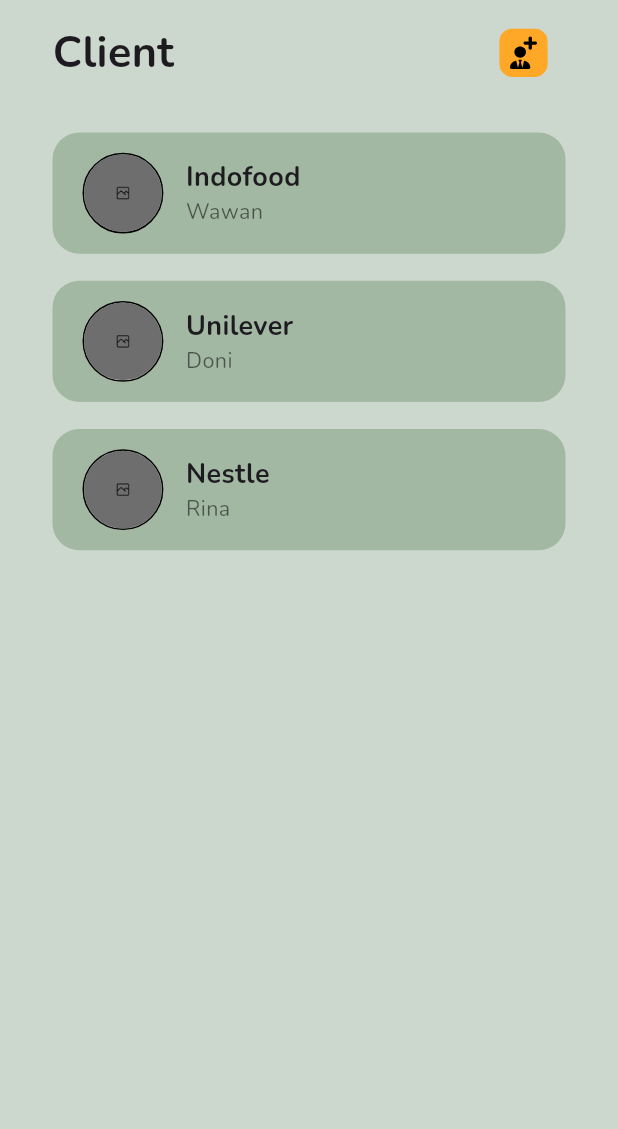
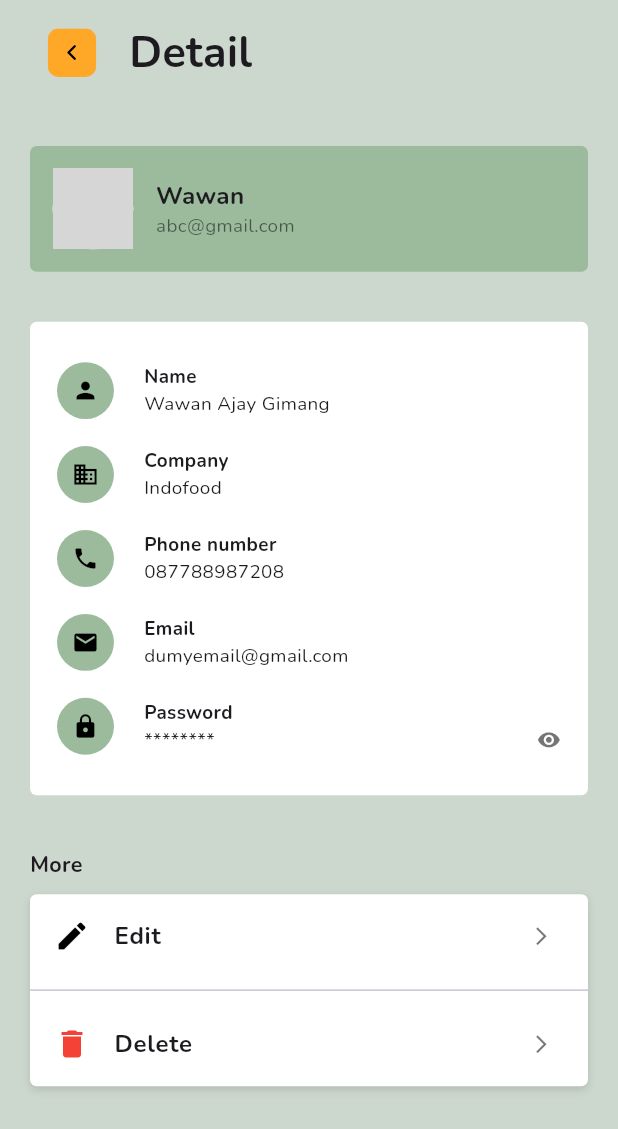
Before and after one commit to allam1768/Admin, a Flutter app: the DataClientView screen opened directly, after a tap on "Indofood", on a phone screen of 412 x 824 dp. Shown: the top 1129 px of the screen. Run offline on Flutter 3.47's test engine with Material 3 defaults, Android fonts, the phone set to English and light mode, and no system bars; our stand-ins replace fl_chart, flutter_screenutil, flutter_svg, get, google_fonts, image_picker and 1 more; accounts and stored records are empty; network calls fail; grey boxes are pictures that could not be loaded.

Commit message:
feat [AP]:slicing account client screen

```diff
--- /dev/null
+++ b/lib/app/global component/ButtonEdit&Delete_account.dart
@@ -0,0 +1,60 @@
+import 'package:flutter/material.dart';
+import 'package:flutter_screenutil/flutter_screenutil.dart';
+
+class ActionButtons extends StatelessWidget {
+  final VoidCallback onEdit;
+  final VoidCallback onDelete;
+
+  const ActionButtons({
+    super.key,
+    required this.onEdit,
+    required this.onDelete,
+  });
+
+  @override
+  Widget build(BuildContext context) {
+    return Padding(
+      padding: EdgeInsets.symmetric(horizontal: 0, vertical: 20.h),
+      child: Column(
+        crossAxisAlignment: CrossAxisAlignment.start,
+        children: [
+          Text(
+            "More",
+            style: TextStyle(fontSize: 16.sp, fontWeight: FontWeight.bold),
+          ),
+          SizedBox(height: 10.h),
+          Container(
+            decoration: BoxDecoration(
+              color: Colors.white,
+              borderRadius: BorderRadius.circular(5.r),
+              boxShadow: [
+                BoxShadow(
+                  color: Colors.black12,
+                  blurRadius: 4,
+                  offset: Offset(0, 2),
+                ),
+              ],
+            ),
+            child: Column(
+              children: [
+                ListTile(
+                  leading: Icon(Icons.edit, color: Colors.black),
+                  title: Text("Edit", style: TextStyle(fontWeight: FontWeight.bold)),
+                  trailing: Icon(Icons.arrow_forward_ios, size: 16.sp, color: Colors.black54),
+                  onTap: onEdit,
+                ),
+                Divider(),
+                ListTile(
+                  leading: Icon(Icons.delete, color: Colors.red),
+                  title: Text("Delete", style: TextStyle(fontWeight: FontWeight.bold)),
+                  trailing: Icon(Icons.arrow_forward_ios, size: 16.sp, color: Colors.black54),
+                  onTap: onDelete,
+                ),
+              ],
+            ),
+          ),
+        ],
+      ),
+    );
+  }
+}
--- a/lib/app/global component/app_bar.dart
+++ b/lib/app/global component/app_bar.dart
@@ -20,7 +20,7 @@ class CustomAppBar extends StatelessWidget {
   @override
   Widget build(BuildContext context) {
     return Padding(
-      padding: EdgeInsets.symmetric(horizontal: 35.w, vertical: 10.h),
+      padding: EdgeInsets.symmetric(horizontal: 20.w, vertical: 10.h),
       child: Row(
         children: [
           // Back Button (Bisa di-hide)
--- /dev/null
+++ b/lib/app/pages/Account Client/Widgets/InfoCard.dart
@@ -0,0 +1,51 @@
+import 'package:flutter/material.dart';
+import 'package:flutter_screenutil/flutter_screenutil.dart';
+
+class UserInfoCard extends StatelessWidget {
+  final String name;
+  final String email;
+  final String imagePath; // Bisa dari assets atau URL
+
+  const UserInfoCard({
+    super.key,
+    required this.name,
+    required this.email,
+    required this.imagePath,
+  });
+
+  @override
+  Widget build(BuildContext context) {
+    return Container(
+      padding: EdgeInsets.all(15.w),
+      decoration: BoxDecoration(
+        color: Color(0xFF9BBB9C),
+        borderRadius: BorderRadius.circular(5.r),
+      ),
+      child: Row(
+        children: [
+          CircleAvatar(
+            radius: 30.r,
+            backgroundColor: Colors.white,
+            backgroundImage: imagePath.contains("http")
+                ? NetworkImage(imagePath)
+                : AssetImage(imagePath) as ImageProvider,
+          ),
+          SizedBox(width: 15.w),
+          Column(
+            crossAxisAlignment: CrossAxisAlignment.start,
+            children: [
+              Text(
+                name,
+                style: TextStyle(fontSize: 18.sp, fontWeight: FontWeight.bold),
+              ),
+              Text(
+                email,
+                style: TextStyle(fontSize: 14.sp, color: Colors.black54),
+              ),
+            ],
+          ),
+        ],
+      ),
+    );
+  }
+}
--- /dev/null
+++ b/lib/app/pages/Account Client/Widgets/InfoTile.dart
@@ -0,0 +1,73 @@
+import 'package:flutter/material.dart';
+import 'package:flutter_screenutil/flutter_screenutil.dart';
+import 'package:get/get.dart';
+
+class InfoTile extends StatelessWidget {
+  final IconData icon;
+  final String title;
+  final String value;
+  final bool isPassword;
+  final VoidCallback? onTogglePassword;
+
+  const InfoTile({
+    super.key,
+    required this.icon,
+    required this.title,
+    required this.value,
+    this.isPassword = false,
+    this.onTogglePassword,
+  });
+
+  @override
+  Widget build(BuildContext context) {
+    return Padding(
+      padding: EdgeInsets.symmetric(vertical: 10.h),
+      child: Row(
+        children: [
+          Container(
+            padding: EdgeInsets.all(10.w),
+            decoration: const BoxDecoration(
+              color: Color(0xFF9BBB9C),
+              shape: BoxShape.circle,
+            ),
+            child: Icon(icon, color: Colors.black, size: 20.sp),
+          ),
+          SizedBox(width: 20.w),
+          Expanded(
+            child: Column(
+              crossAxisAlignment: CrossAxisAlignment.start,
+              children: [
+                Text(
+                  title,
+                  style: TextStyle(fontSize: 14.sp, fontWeight: FontWeight.bold),
+                ),
+                Row(
+                  children: [
+                    Expanded(
+                      child: Text(
+                        value,
+                        style: TextStyle(fontSize: 14.sp),
+                        overflow: TextOverflow.ellipsis,
+                      ),
+                    ),
+                    if (isPassword && onTogglePassword != null) ...[
+                      SizedBox(width: 10.w),
+                      GestureDetector(
+                        onTap: onTogglePassword,
+                        child: Icon(
+                          value == "********" ? Icons.visibility : Icons.visibility_off,
+                          size: 18.sp,
+                          color: Colors.black54,
+                        ),
+                      ),
+                    ],
+                  ],
+                ),
+              ],
+            ),
+          ),
+        ],
+      ),
+    );
+  }
+}
--- /dev/null
+++ b/lib/app/pages/Account Client/account_client_binding.dart
@@ -0,0 +1,9 @@
+import 'package:get/get.dart';
+import 'account_client_controller.dart';
+
+class AccountClientBinding extends Bindings {
+  @override
+  void dependencies() {
+    Get.put(AccountClientController());
+  }
+}
--- /dev/null
+++ b/lib/app/pages/Account Client/account_client_controller.dart
@@ -0,0 +1,18 @@
+import 'package:get/get.dart';
+
+class AccountClientController extends GetxController {
+  // Data user
+  final userName = "Wawan".obs;
+  final userEmail = "abc@gmail.com".obs;
+  final fullName = "Wawan Ajay Gimang".obs;
+  final company = "Indofood".obs;
+  final phoneNumber = "087788987208".obs;
+  final password = "**********".obs;
+
+  // Status visibilitas password
+  final isPasswordVisible = false.obs;
+
+  void togglePasswordVisibility() {
+    isPasswordVisible.value = !isPasswordVisible.value;
+  }
+}
--- /dev/null
+++ b/lib/app/pages/Account Client/account_client_view.dart
@@ -0,0 +1,84 @@
+import 'package:flutter/material.dart';
+import 'package:flutter_screenutil/flutter_screenutil.dart';
+import 'package:get/get.dart';
+
+import '../../global component/app_bar.dart';
+import '../../global component/ButtonEdit&Delete_account.dart';
+import 'Widgets/InfoCard.dart';
+import 'Widgets/InfoTile.dart';
+import 'account_client_controller.dart';
+
+class AccountClientView extends StatelessWidget {
+  AccountClientView({super.key});
+
+  final controller = Get.find<AccountClientController>();
+
+  @override
+  Widget build(BuildContext context) {
+    return Scaffold(
+      backgroundColor: const Color(0xFFCCD7CD),
+      body: SafeArea(
+        child: Column(
+          crossAxisAlignment: CrossAxisAlignment.start,
+          children: [
+            // AppBar
+            CustomAppBar(title: "Detail"),
+
+            Expanded(
+              child: Padding(
+                padding: EdgeInsets.symmetric(horizontal: 20.w),
+                child: Column(
+                  crossAxisAlignment: CrossAxisAlignment.start,
+                  children: [
+                    SizedBox(height: 30.h),
+
+                    // User Card
+                    UserInfoCard(
+                      name: "Wawan",
+                      email: "abc@gmail.com",
+                      imagePath: "https://example.com/profile.jpg",
+                    ),
+
+                    SizedBox(height: 37.h),
+
+                    // Detail Info
+                    Container(
+                      padding: EdgeInsets.all(18.w),
+                      decoration: BoxDecoration(
+                        color: Colors.white,
+                        borderRadius: BorderRadius.circular(5.r),
+                      ),
+                      child: Column(
+                        children: [
+                          InfoTile(icon: Icons.person, title: "Name", value: "Wawan Ajay Gimang"),
+                          InfoTile(icon: Icons.business, title: "Company", value: "Indofood"),
+                          InfoTile(icon: Icons.phone, title: "Phone number", value: "087788987208"),
+                          InfoTile(icon: Icons.email, title: "Email", value: "dumyemail@gmail.com"),
+                          Obx(() => InfoTile(
+                            icon: Icons.lock,
+                            title: "Password",
+                            value: controller.isPasswordVisible.value ? "password123" : "********",
+                            isPassword: true,
+                            onTogglePassword: controller.togglePasswordVisibility,
+                          )),
+                        ],
+                      ),
+                    ),
+
+                    SizedBox(height: 20.h),
+
+                    // Action Buttons
+                    ActionButtons(
+                      onEdit: () => print("Edit pressed"),
+                      onDelete: () => print("Delete pressed"),
+                    ),
+                  ],
+                ),
+              ),
+            ),
+          ],
+        ),
+      ),
+    );
+  }
+}
--- a/lib/app/pages/Data Client Screen/widgets/ClientCard.dart
+++ b/lib/app/pages/Data Client Screen/widgets/ClientCard.dart
@@ -18,7 +18,7 @@ class ClientCard extends StatelessWidget {
   Widget build(BuildContext context) {
     return GestureDetector(
       onTap: () {
-        Get.toNamed('/clientDetail'); // Pindah ke halaman detail klien
+        Get.toNamed('/AccountClient'); // Pindah ke halaman detail klien
       },
       child: Container(
         padding: EdgeInsets.symmetric(horizontal: 20.w, vertical: 15.h),
--- a/lib/app/pages/Detail History Screen/detail_view.dart
+++ b/lib/app/pages/Detail History Screen/detail_view.dart
@@ -1,4 +1,3 @@
-import 'package:admin/app/global%20component/custom_button_detail.dart';
 import 'package:admin/app/pages/Detail%20History%20Screen/widgets/info_card.dart';
 import 'package:admin/app/pages/Detail%20History%20Screen/widgets/info_container.dart';
 import 'package:admin/app/pages/Detail%20History%20Screen/widgets/karyawan_card.dart';
@@ -7,6 +6,7 @@ import 'package:flutter_screenutil/flutter_screenutil.dart';
 import 'package:get/get.dart';
 import 'package:get/get_core/src/get_main.dart';
 
+import 'widgets/ButtonEdit&Delete_detail.dart';
 import '../../global component/app_bar.dart';
 
 
--- a/lib/main.dart
+++ b/lib/main.dart
@@ -1,4 +1,6 @@
 
+import 'package:admin/app/pages/Account%20Client/account_client_binding.dart';
+import 'package:admin/app/pages/Account%20Client/account_client_view.dart';
 import 'package:admin/app/pages/Detail%20Data%20Screen/detail_data_binding.dart';
 import 'package:admin/app/pages/Detail%20Data%20Screen/detail_data_view.dart';
 import 'package:admin/app/pages/Detail%20History%20Screen/detail_binding.dart';
@@ -71,6 +73,11 @@ class MyApp extends StatelessWidget {
                 name: '/EditDataHistory',
                 page: () => EditDataHistoryView(),
                 binding: EditDataHistoryBinding()
+            ),
+            GetPage(
+                name: '/AccountClient',
+                page: () => AccountClientView(),
+                binding: AccountClientBinding()
             )
           ],
         );
```
Also changed, not shown: assets/icons/client.svg (added), assets/icons/company.svg (added), assets/icons/email.svg (added), assets/icons/phone.svg (added), lib/app/pages/Detail History Screen/widgets/ButtonEdit&Delete_detail.dart (renamed from lib/app/global component/custom_button_detail.dart).
